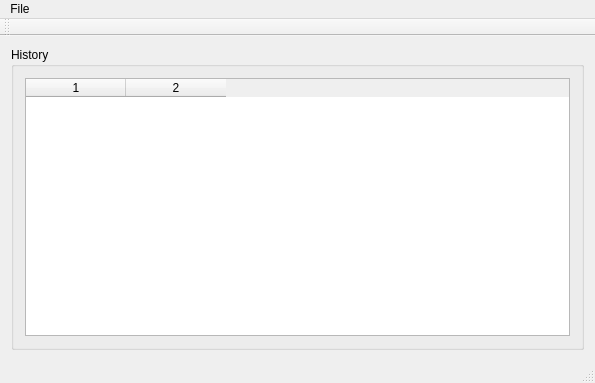
Qt form mainwindow.ui (Cynnexis/Dragon-s-Drop) before a commit.
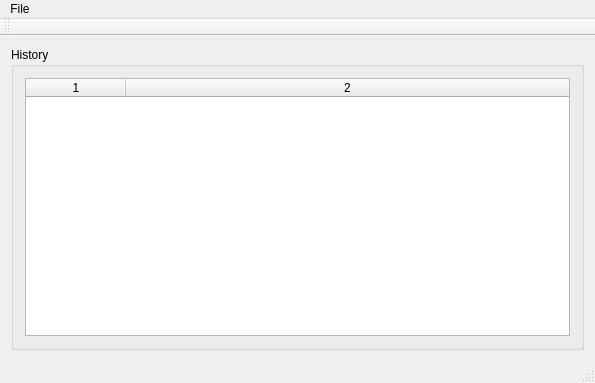
The same form after that commit.

Diff of the .ui file:
```diff
--- a/mainwindow.ui
+++ b/mainwindow.ui
@@ -27,7 +27,16 @@
        <item>
         <widget class="QTableWidget" name="tw_history">
          <property name="alternatingRowColors">
-          <bool>true</bool>
+          <bool>false</bool>
+         </property>
+         <property name="iconSize">
+          <size>
+           <width>50</width>
+           <height>50</height>
+          </size>
+         </property>
+         <property name="sortingEnabled">
+          <bool>false</bool>
          </property>
          <property name="rowCount">
           <number>0</number>
@@ -38,6 +47,9 @@
          <attribute name="horizontalHeaderVisible">
           <bool>true</bool>
          </attribute>
+         <attribute name="horizontalHeaderStretchLastSection">
+          <bool>true</bool>
+         </attribute>
          <column/>
          <column/>
         </widget>
```
